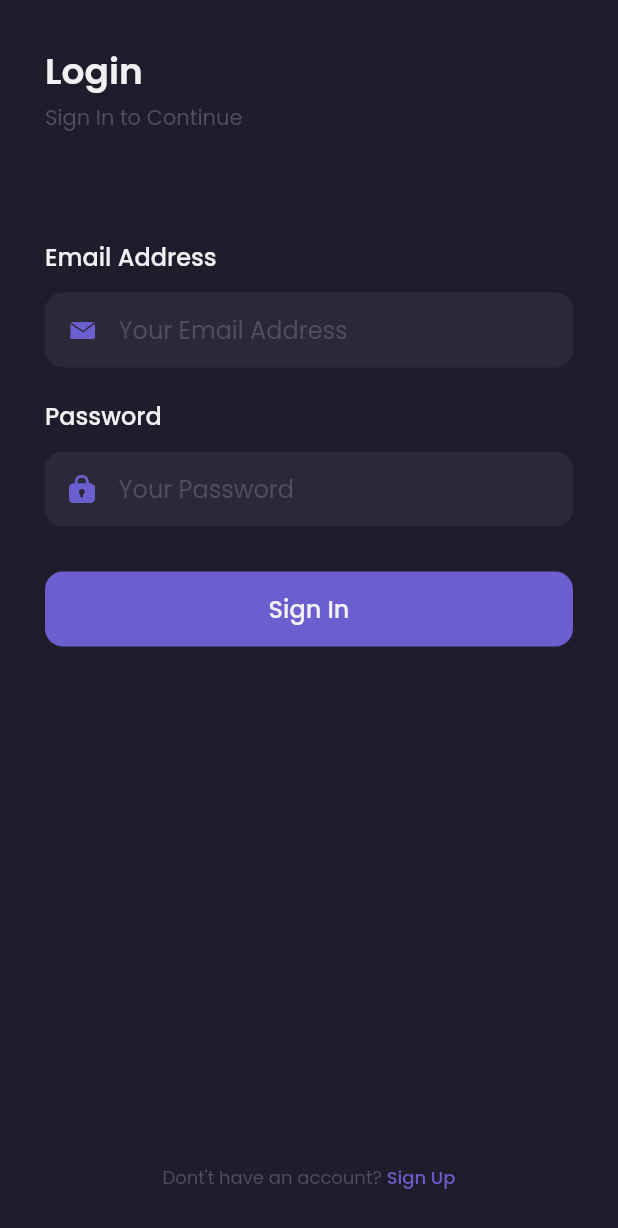
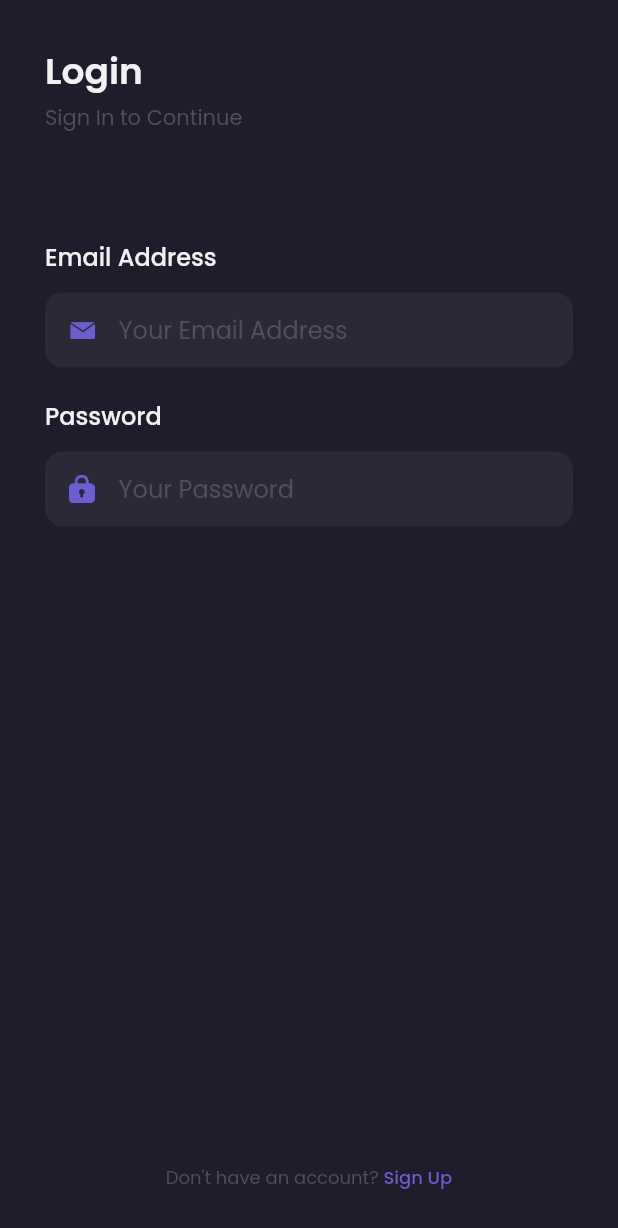
Before and after one commit to soulofjava/shamo-frontend, a Flutter app: the screen it shows after launch, on a phone screen of 412 x 824 dp. Shown: the top 1228 px of the screen. Run offline on Flutter 3.47's test engine with Material 2 defaults, Android fonts, the phone set to English and light mode, and no system bars; our stand-ins replace google_fonts.

```diff
--- a/lib/main.dart
+++ b/lib/main.dart
@@ -1,4 +1,5 @@
 import 'package:flutter/material.dart';
+import 'package:shamo/pages/home/main_page.dart';
 import 'package:shamo/pages/sign_in_page.dart';
 import 'package:shamo/pages/sign_up_page.dart';
 import 'package:shamo/pages/splash_page.dart';
@@ -16,6 +17,7 @@ class MyApp extends StatelessWidget {
         '/': (context) => SplashPage(),
         '/sign-in': (context) => SignInPage(),
         '/sign-up': (context) => SignUpPage(),
+        '/home': (context) => MainPage(),
       },
     );
   }
--- a/lib/pages/sign_in_page.dart
+++ b/lib/pages/sign_in_page.dart
@@ -1,11 +1,52 @@
 import 'package:flutter/material.dart';
+// import 'package:provider/provider.dart';
+// import 'package:shamo/providers/auth_provider.dart';
 import 'package:shamo/theme.dart';
+// import 'package:shamo/widgets/loading_button.dart';
 
-class SignInPage extends StatelessWidget {
-  // const SignInPage({Key? key}) : super(key: key);
+class SignInPage extends StatefulWidget {
+  @override
+  _SignInPageState createState() => _SignInPageState();
+}
+
+class _SignInPageState extends State<SignInPage> {
+  TextEditingController emailController = TextEditingController(text: '');
+
+  TextEditingController passwordController = TextEditingController(text: '');
+
+  bool isLoading = false;
 
   @override
   Widget build(BuildContext context) {
+    // AuthProvider authProvider = Provider.of<AuthProvider>(context);
+
+    handleSignIn() async {
+      setState(() {
+        isLoading = true;
+      });
+
+      // if (await authProvider.login(
+      //   email: emailController.text,
+      //   password: passwordController.text,
+      // )) {
+      //   Navigator.pushNamed(context, '/home');
+      // } else {
+      //   ScaffoldMessenger.of(context).showSnackBar(
+      //     SnackBar(
+      //       backgroundColor: alertColor,
+      //       content: Text(
+      //         'Gagal Login!',
+      //         textAlign: TextAlign.center,
+      //       ),
+      //     ),
+      //   );
+      // }
+
+      setState(() {
+        isLoading = false;
+      });
+    }
+
     Widget header() {
       return Container(
         margin: EdgeInsets.only(top: 30),
@@ -25,7 +66,7 @@ class SignInPage extends StatelessWidget {
             Text(
               'Sign In to Continue',
               style: subtitleTextStyle,
-            )
+            ),
           ],
         ),
       );
@@ -39,8 +80,10 @@ class SignInPage extends StatelessWidget {
           children: [
             Text(
               'Email Address',
-              style:
-                  primaryTextStyle.copyWith(fontSize: 16, fontWeight: medium),
+              style: primaryTextStyle.copyWith(
+                fontSize: 16,
+                fontWeight: medium,
+              ),
             ),
             SizedBox(
               height: 12,
@@ -67,9 +110,11 @@ class SignInPage extends StatelessWidget {
                     Expanded(
                       child: TextFormField(
                         style: primaryTextStyle,
+                        controller: emailController,
                         decoration: InputDecoration.collapsed(
-                            hintText: 'Your Email Address',
-                            hintStyle: subtitleTextStyle),
+                          hintText: 'Your Email Address',
+                          hintStyle: subtitleTextStyle,
+                        ),
                       ),
                     ),
                   ],
@@ -89,8 +134,10 @@ class SignInPage extends StatelessWidget {
           children: [
             Text(
               'Password',
-              style:
-                  primaryTextStyle.copyWith(fontSize: 16, fontWeight: medium),
+              style: primaryTextStyle.copyWith(
+                fontSize: 16,
+                fontWeight: medium,
+              ),
             ),
             SizedBox(
               height: 12,
@@ -118,9 +165,11 @@ class SignInPage extends StatelessWidget {
                       child: TextFormField(
                         style: primaryTextStyle,
                         obscureText: true,
+                        controller: passwordController,
                         decoration: InputDecoration.collapsed(
-                            hintText: 'Your Password',
-                            hintStyle: subtitleTextStyle),
+                          hintText: 'Your Password',
+                          hintStyle: subtitleTextStyle,
+                        ),
                       ),
                     ),
                   ],
@@ -138,15 +187,19 @@ class SignInPage extends StatelessWidget {
         width: double.infinity,
         margin: EdgeInsets.only(top: 30),
         child: TextButton(
-          onPressed: () {},
+          onPressed: handleSignIn,
           style: TextButton.styleFrom(
-              backgroundColor: primaryColor,
-              shape: RoundedRectangleBorder(
-                borderRadius: BorderRadius.circular(12),
-              )),
+            backgroundColor: primaryColor,
+            shape: RoundedRectangleBorder(
+              borderRadius: BorderRadius.circular(12),
+            ),
+          ),
           child: Text(
             'Sign In',
-            style: primaryTextStyle.copyWith(fontSize: 16, fontWeight: medium),
+            style: primaryTextStyle.copyWith(
+              fontSize: 16,
+              fontWeight: medium,
+            ),
           ),
         ),
       );
@@ -159,8 +212,10 @@ class SignInPage extends StatelessWidget {
           mainAxisAlignment: MainAxisAlignment.center,
           children: [
             Text(
-              'Dont\'t have an account? ',
-              style: subtitleTextStyle.copyWith(fontSize: 12),
+              'Don\'t have an account? ',
+              style: subtitleTextStyle.copyWith(
+                fontSize: 12,
+              ),
             ),
             GestureDetector(
               onTap: () {
@@ -193,9 +248,9 @@ class SignInPage extends StatelessWidget {
               header(),
               emailInput(),
               passwordInput(),
-              signInButton(),
+              // isLoading ? LoadingButton() : signInButton(),
               Spacer(),
-              footer()
+              footer(),
             ],
           ),
         ),
--- a/lib/pages/sign_up_page.dart
+++ b/lib/pages/sign_up_page.dart
@@ -365,7 +365,6 @@ class _SignUpPageState extends State<SignUpPage> {
               emailInput(),
               passwordInput(),
               // isLoading ? LoadingButton() : signUpButton(),
-              signUpButton(),
               Spacer(),
               footer(),
             ],
```
Also changed, not shown: lib/pages/home/main_page.dart (added, +150 -0 lines).
